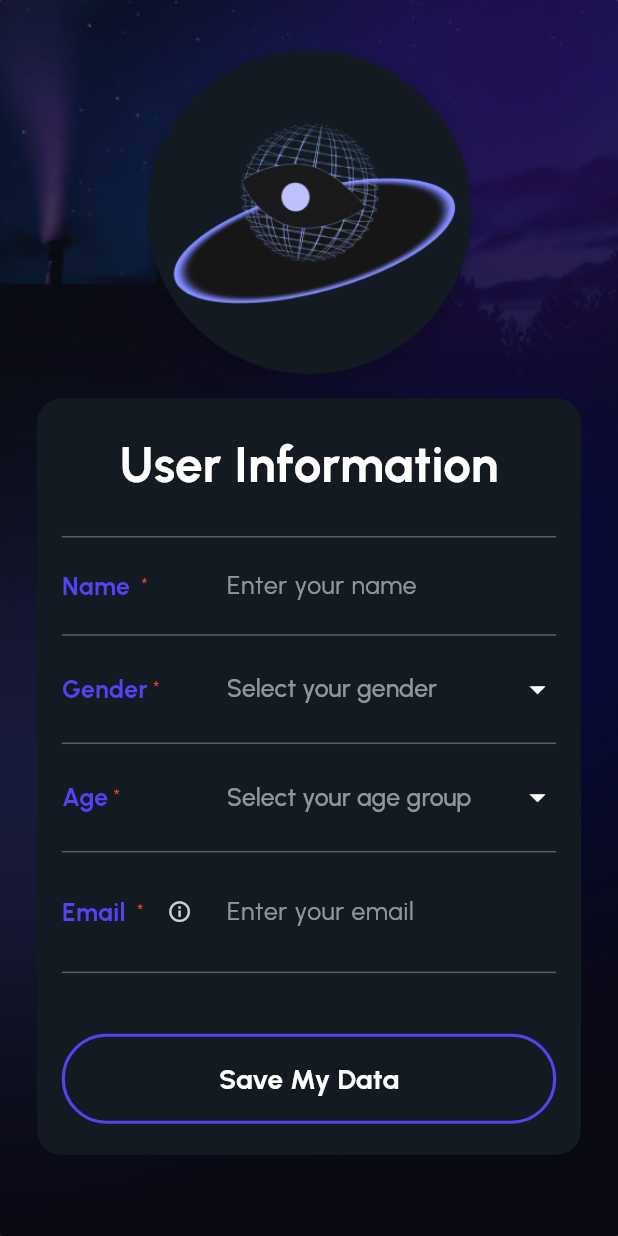
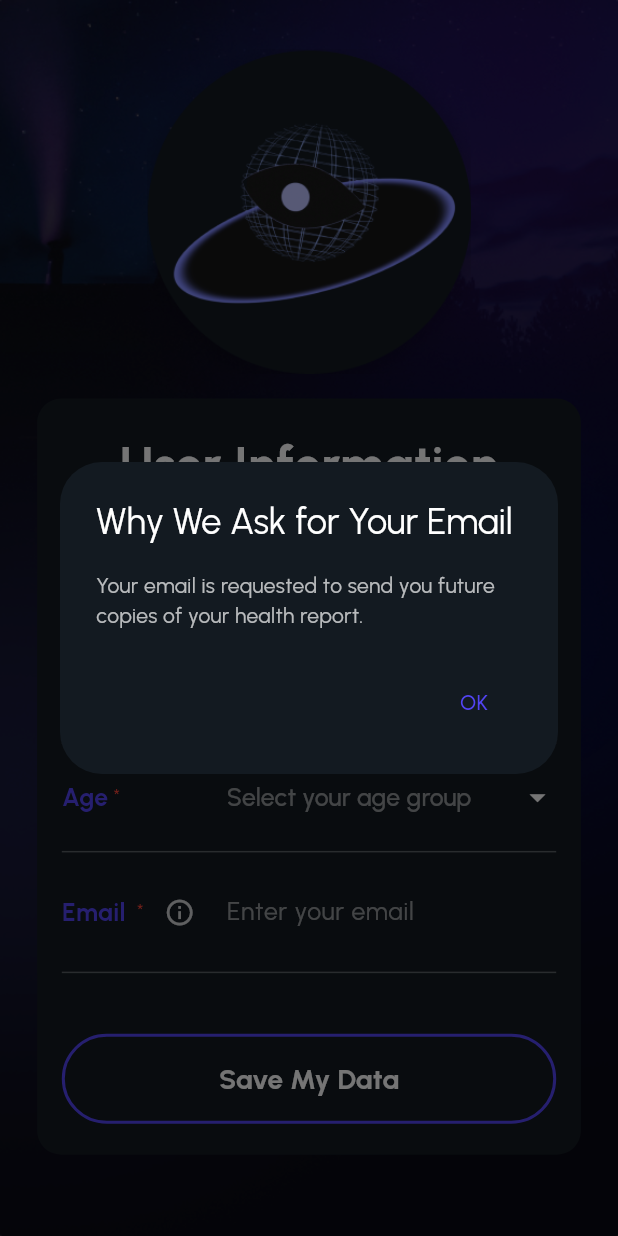
Before and after one commit to reiidj/a-eye, a Flutter app: the ProfilePage screen opened by its route, after a tap on the "info outline" icon, on a phone screen of 412 x 824 dp. Run offline on Flutter 3.47's test engine with Material 3 defaults, Android fonts, the phone set to English and light mode, and no system bars; our stand-ins replace camera, cloud_firestore, firebase_auth, firebase_core, firebase_storage, flutter_image_compress and 4 more; missing offline and left inert: crop_your_image, gradient_slide_to_act; accounts and stored records are empty; network calls fail; statements that could not run were skipped.

Commit message:
Feat: Changed Profile Page tool tip is now clickable

```diff
--- a/lib/screens/scan_setup/profile_page.dart
+++ b/lib/screens/scan_setup/profile_page.dart
@@ -383,34 +383,44 @@ class _ProfilePageState extends State<ProfilePage> {
                     style: TextStyle(color: Colors.red, fontSize: screenWidth * 0.03),
                   ),
                 if (label.toLowerCase() == 'email')
-                  Tooltip(
-                    message: "Your email is requested to send you future copies of your health report.",
-                    textStyle: GoogleFonts.urbanist(
-                      color: Colors.black,
-                      fontSize: screenWidth * 0.03,
-                    ),
-                    padding: const EdgeInsets.all(8),
-                    decoration: BoxDecoration(
-                      color: Colors.white,
-                      borderRadius: BorderRadius.circular(8),
-                      boxShadow: [
-                        BoxShadow(
-                          color: Colors.black.withOpacity(0.2),
-                          spreadRadius: 2,
-                          blurRadius: 5,
-                        ),
-                      ],
-                    ),
-                    child: IconButton(
+                  IconButton(
                     icon: Icon(
                       Icons.info_outline,
                       color: Colors.white.withOpacity(0.8),
-                        size: screenWidth * 0.04,
+                      size: screenWidth * 0.05,
                     ),
-                      onPressed: () {},
                     padding: EdgeInsets.zero,
                     constraints: const BoxConstraints(),
+                    // The onPressed callback shows a dialog
+                    onPressed: () {
+                      showDialog(
+                        context: context,
+                        builder: (BuildContext context) {
+                          return AlertDialog(
+                            backgroundColor: const Color(0xFF131A21),
+                            title: Text(
+                              "Why We Ask for Your Email",
+                              style: GoogleFonts.urbanist(color: Colors.white),
                             ),
+                            content: Text(
+                              "Your email is requested to send you future copies of your health report.",
+                              style: GoogleFonts.urbanist(color: Colors.white70),
+                            ),
+                            actions: <Widget>[
+                              TextButton(
+                                child: Text(
+                                  "OK",
+                                  style: GoogleFonts.urbanist(color: const Color(0xFF5244F3)),
+                                ),
+                                onPressed: () {
+                                  Navigator.of(context).pop(); // Closes the dialog
+                                },
+                              ),
+                            ],
+                          );
+                        },
+                      );
+                    },
                   ),
               ],
             ),
```
Lines whose indentation alone changed are shown as unchanged.
